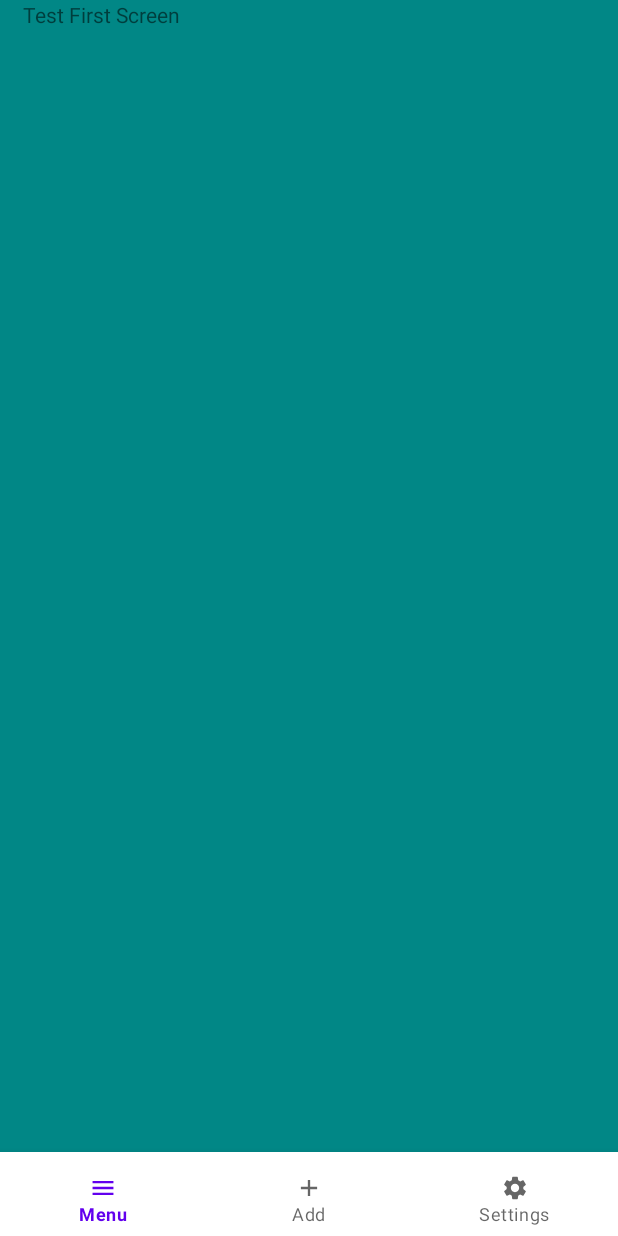
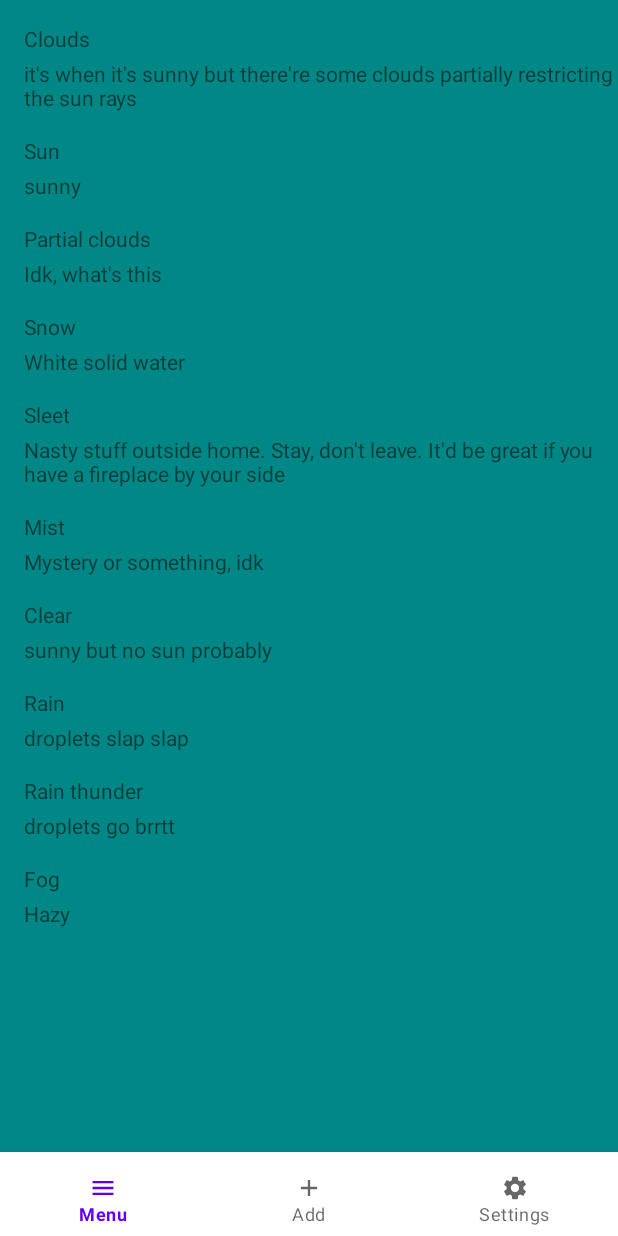
Before and after one commit to ArtemKovaa/DiceTasks, an Android app: the screen it shows after launch (MainActivity), on a phone screen of 412 x 824 dp. Run offline under Robolectric (Android 15) with nearby library versions, the phone set to English and light mode, and no system bars.

Commit message:
Added fragment with RecycleView. RecycleView scroll locked. Perhaps, the view or context in TaskMenuFragment.java problem. Background is default and bad for reading.

```diff
--- a/app/src/main/java/com/example/dicetasks/MainActivity.java
+++ b/app/src/main/java/com/example/dicetasks/MainActivity.java
@@ -11,10 +11,5 @@ public class MainActivity extends FragmentActivity {
     protected void onCreate(Bundle savedInstanceState) {
         super.onCreate(savedInstanceState);
         setContentView(R.layout.activity_main);
-        initFragment();
-    }
-
-    private void initFragment() {
-
     }
 }
--- /dev/null
+++ b/app/src/main/java/com/example/dicetasks/TaskAdapter.java
@@ -0,0 +1,57 @@
+package com.example.dicetasks;
+
+import android.view.LayoutInflater;
+import android.view.View;
+import android.view.ViewGroup;
+import android.widget.TextView;
+
+import androidx.annotation.NonNull;
+import androidx.recyclerview.widget.RecyclerView;
+
+import java.util.ArrayList;
+
+public class TaskAdapter extends RecyclerView.Adapter<TaskAdapter.ViewRow> {
+
+    private ArrayList<TaskMenuFragment.Block> arrayList;
+
+    public TaskAdapter(ArrayList<TaskMenuFragment.Block> arrayList) {
+        this.arrayList = arrayList;
+    }
+
+    @NonNull
+    @Override
+    public ViewRow onCreateViewHolder(@NonNull ViewGroup parent, int viewType) {
+        View view = LayoutInflater.from(parent.getContext()).inflate(R.layout.view_row,parent,false);
+        return new ViewRow(view);
+    }
+
+    @Override
+    public void onBindViewHolder(@NonNull ViewRow holder, int position) {
+
+        holder.task.setText(arrayList.get(position).getName());
+        holder.desc.setText(arrayList.get(position).getDescription());
+        //Picasso.get().load(arrayList.get(position).getUrl()).into(holder.imageView);
+    }
+
+    @Override
+    public int getItemCount() {
+        return arrayList.size();
+    }
+
+    class ViewRow extends RecyclerView.ViewHolder {
+
+        TextView task;
+        TextView desc;
+
+        public ViewRow(@NonNull View view) {
+            super(view);
+
+            view.setOnClickListener(v -> {
+                task.setText("*функционал*");
+            });
+
+            task = itemView.findViewById(R.id.task);
+            desc = itemView.findViewById(R.id.desc);
+        }
+    }
+}
--- a/app/src/main/java/com/example/dicetasks/TaskMenuFragment.java
+++ b/app/src/main/java/com/example/dicetasks/TaskMenuFragment.java
@@ -7,10 +7,14 @@ import android.os.Bundle;
 import androidx.annotation.NonNull;
 import androidx.annotation.Nullable;
 import androidx.fragment.app.Fragment;
+import androidx.recyclerview.widget.LinearLayoutManager;
+import androidx.recyclerview.widget.RecyclerView;
 
 import android.view.LayoutInflater;
 import android.view.View;
 import android.view.ViewGroup;
+
+import java.util.ArrayList;
 
 public class TaskMenuFragment extends Fragment {
 
@@ -20,10 +24,86 @@ public class TaskMenuFragment extends Fragment {
         return new TaskMenuFragment();
     }
 
+    private TaskAdapter taskAdapter;
+
     @Override
     public View onCreateView(@NonNull LayoutInflater inflater, @Nullable ViewGroup container,
                              @Nullable Bundle savedInstanceState) {
-        return inflater.inflate(R.layout.task_menu_fragment, container, false);
+
+        // TODO: check the view usage. Scroll of RecycleView is locked
+
+        View fragmentView = inflater.inflate(R.layout.task_menu_fragment, container, false);
+        initRecyclerView(fragmentView);
+        return fragmentView;
+        //return inflater.inflate(R.layout.task_menu_fragment, container, false);
+    }
+
+    public void initRecyclerView(View v) {
+        RecyclerView recyclerView = v.findViewById(R.id.recycler);
+        RecyclerView.LayoutManager layoutManager = new LinearLayoutManager(getActivity().getParent());
+        recyclerView.setLayoutManager(layoutManager);
+        taskAdapter = new TaskAdapter(generateData());
+        recyclerView.setAdapter(taskAdapter);
+    }
+
+    private final String name[] = {
+            "Clouds",
+            "Sun",
+            "Partial clouds",
+            "Snow",
+            "Sleet",
+            "Mist",
+            "Clear",
+            "Rain",
+            "Rain thunder",
+            "Fog"
+    };
+
+    private final String description[] = {
+            "it's when it's sunny but there're some clouds partially restricting the sun rays",
+            "sunny",
+            "Idk, what's this",
+            "White solid water",
+            "Nasty stuff outside home. Stay, don't leave. It'd be great if you have a fireplace by your side",
+            "Mystery or something, idk",
+            "sunny but no sun probably",
+            "droplets slap slap",
+            "droplets go brrtt",
+            "Hazy"
+    };
+
+    class Block {
+        private String name;
+        private String description;
+
+        public Block(String name, String description) {
+            this.name = name;
+            this.description = description;
+        }
+
+        public String getDescription() {
+            return description;
+        }
+
+        public void setName(String name) {
+            this.name = name;
+        }
+
+        public String getName() {
+            return name;
+        }
+
+        public void setDescription(String description) {
+            this.description = description;
+        }
+    }
+
+    public ArrayList<Block> generateData() {
+        ArrayList<Block> list = new ArrayList<>();
+        for(int i = 0; i< description.length; i++) {
+            list.add(new Block(name[i], description[i]));
+        }
+        return list;
     }
 
     @Override
--- a/app/src/main/res/layout/activity_main.xml
+++ b/app/src/main/res/layout/activity_main.xml
@@ -11,13 +11,15 @@
         android:id="@+id/button_fragment"
         android:name="com.example.dicetasks.TaskMenuFragment"
         android:layout_width="match_parent"
-        android:layout_height="wrap_content"
+        android:layout_height="match_parent"
         android:layout_alignParentStart="true"
         android:layout_alignParentTop="true"
-        android:layout_marginStart="15dp"
         tools:layout="@layout/task_menu_fragment"
         android:layout_alignParentEnd="true"
-        app:layout_constraintTop_toTopOf="parent"/>
+        app:layout_constraintTop_toTopOf="parent"
+        app:layout_constraintBottom_toTopOf="@id/nav_view"
+        app:layout_constraintLeft_toLeftOf="parent"
+        app:layout_constraintRight_toRightOf="parent" />
 
     <com.google.android.material.bottomnavigation.BottomNavigationView
         android:id="@+id/nav_view"
--- a/app/src/main/res/layout/task_menu_fragment.xml
+++ b/app/src/main/res/layout/task_menu_fragment.xml
@@ -1,13 +1,24 @@
 <?xml version="1.0" encoding="utf-8"?>
-<FrameLayout xmlns:android="http://schemas.android.com/apk/res/android"
+<androidx.constraintlayout.widget.ConstraintLayout xmlns:android="http://schemas.android.com/apk/res/android"
+    xmlns:app="http://schemas.android.com/apk/res-auto"
     xmlns:tools="http://schemas.android.com/tools"
     android:layout_width="match_parent"
     android:layout_height="match_parent"
     tools:context=".TaskMenuFragment">
 
-    <TextView
+    <androidx.recyclerview.widget.RecyclerView
+        android:id="@+id/recycler"
         android:layout_width="match_parent"
         android:layout_height="match_parent"
-        android:text="Test First Screen" />
+        app:layout_constraintBottom_toBottomOf="parent"
+        app:layout_constraintEnd_toEndOf="parent"
+        app:layout_constraintHorizontal_bias="0.5"
+        app:layout_constraintStart_toStartOf="parent"
+        app:layout_constraintTop_toTopOf="parent" />
 
-</FrameLayout>
+    <!--<TextView
+        android:layout_width="match_parent"
+        android:layout_height="match_parent"
+        android:text="Test First Screen" /> -->
+
+</androidx.constraintlayout.widget.ConstraintLayout>
--- /dev/null
+++ b/app/src/main/res/layout/view_row.xml
@@ -0,0 +1,37 @@
+<?xml version="1.0" encoding="utf-8"?>
+<androidx.constraintlayout.widget.ConstraintLayout xmlns:android="http://schemas.android.com/apk/res/android"
+    xmlns:app="http://schemas.android.com/apk/res-auto"
+    xmlns:tools="http://schemas.android.com/tools"
+    android:layout_width="match_parent"
+    android:layout_height="wrap_content">
+
+    <!--<ImageView
+        android:id="@+id/imageView"
+        android:layout_width="wrap_content"
+        android:layout_height="wrap_content"
+        android:layout_marginStart="16dp"
+        android:layout_marginTop="16dp"
+        app:layout_constraintStart_toStartOf="parent"
+        app:layout_constraintTop_toTopOf="parent"
+        tools:srcCompat="@tools:sample/avatars" /> -->
+
+    <TextView
+        android:id="@+id/task"
+        android:layout_width="wrap_content"
+        android:layout_height="wrap_content"
+        android:layout_marginStart="16dp"
+        android:layout_marginTop="16dp"
+        android:layout_marginEnd="16dp"
+        android:text="I'm the task text"
+        app:layout_constraintStart_toStartOf="parent"
+        app:layout_constraintTop_toTopOf="parent" />
+
+    <TextView
+        android:id="@+id/desc"
+        android:layout_width="wrap_content"
+        android:layout_height="wrap_content"
+        android:layout_marginTop="4dp"
+        android:text="I'm the description"
+        app:layout_constraintStart_toStartOf="@id/task"
+        app:layout_constraintTop_toBottomOf="@id/task"/>
+</androidx.constraintlayout.widget.ConstraintLayout>
```
